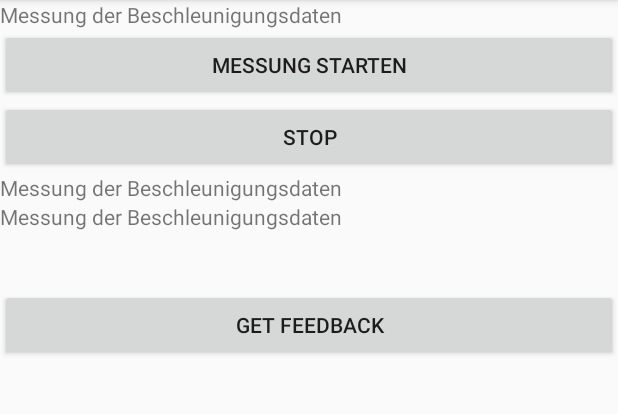
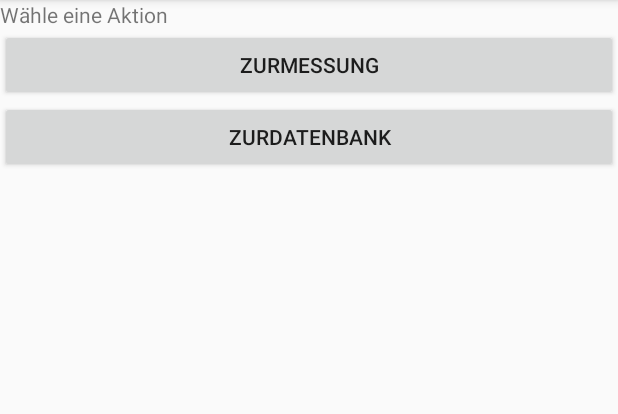
Before and after one commit to Jb-ecks/MUF_Abgabe, an Android app: the screen it shows after launch (MainActivity), on a phone screen of 412 x 824 dp, the part 84-498 px from its top. Run offline under Robolectric (Android 15) with nearby library versions, the phone set to English and light mode, and no system bars.

Commit message:
"Datenbank aufgestellt nicht angebunden"

```diff
--- a/app/src/main/java/com/example/muf_projekt_v1/Sensor/SensorData.java
+++ b/app/src/main/java/com/example/muf_projekt_v1/Sensor/SensorData.java
@@ -3,6 +3,7 @@ package com.example.muf_projekt_v1.Sensor;
 import android.hardware.Sensor;
 
 public class SensorData {
+
     private Sensor sensor;
     private float x;
     private float y;
--- a/app/src/main/java/com/example/muf_projekt_v1/Sensor/Speicher.java
+++ b/app/src/main/java/com/example/muf_projekt_v1/Sensor/Speicher.java
@@ -5,7 +5,7 @@ import androidx.room.Entity;
 import androidx.room.PrimaryKey;
 
 //wussten nicht wie wir eine Liste selber erstellen und mit der klasse konnten wir das ansonsten überflüssig
-@Entity(tableName="Messung")
+@Entity(tableName="messung")
 public class Speicher {
     @PrimaryKey
     private String messungname;
--- /dev/null
+++ b/app/src/main/java/com/example/muf_projekt_v1/fragment/FragmentBeginn.java
@@ -0,0 +1,40 @@
+package com.example.muf_projekt_v1.fragment;
+
+import android.os.Bundle;
+import android.view.LayoutInflater;
+import android.view.View;
+import android.view.ViewGroup;
+import android.widget.EditText;
+import android.widget.TextView;
+
+import androidx.annotation.NonNull;
+import androidx.annotation.Nullable;
+import androidx.fragment.app.Fragment;
+import androidx.navigation.Navigation;
+
+import com.example.muf_projekt_v1.R;
+
+public class FragmentBeginn extends Fragment {
+
+    @Nullable
+    @Override
+    public View onCreateView(@NonNull LayoutInflater inflater, @Nullable ViewGroup container, @Nullable Bundle savedInstanceState) {
+
+        View view = inflater.inflate(R.layout.fragment_beginn,container,false);
+        return view;
+        //USerViewModel...
+    }
+
+    @Override
+    public void onViewCreated(@NonNull View view, @Nullable Bundle savedInstanceState) {
+
+        final EditText messungname = view.findViewById(R.id.mesungNameEdit);
+
+        view.findViewById(R.id.submitMessung).setOnClickListener(new View.OnClickListener() {
+            @Override
+            public void onClick(View v) {
+                Navigation.findNavController(view).navigate(R.id.action_beginnfragment_to_firstfragment);
+            }
+        });
+    }
+}
--- /dev/null
+++ b/app/src/main/res/layout/fragment_beginn.xml
@@ -0,0 +1,25 @@
+<?xml version="1.0" encoding="utf-8"?>
+<LinearLayout xmlns:android="http://schemas.android.com/apk/res/android"
+    android:orientation="vertical" android:layout_width="match_parent"
+    android:layout_height="match_parent">
+
+    <TextView
+
+        android:layout_width="match_parent"
+        android:layout_height="wrap_content"
+        android:id="@+id/headerBeginnFragment"
+        android:text="Wähle eine Aktion"/>
+
+
+    <Button
+        android:id="@+id/submitMessung"
+        android:layout_width="match_parent"
+        android:layout_height="wrap_content"
+        android:text="zurMessung" />
+
+    <Button
+        android:layout_width="match_parent"
+        android:layout_height="wrap_content"
+        android:id="@+id/submitDatenbank"
+        android:text="zurDatenbank"/>
+</LinearLayout>
--- a/app/src/main/res/layout/fragment_start.xml
+++ b/app/src/main/res/layout/fragment_start.xml
@@ -12,6 +12,11 @@
         android:layout_height="wrap_content"
         android:text="@string/headerLable" />
 
+    <EditText
+        android:layout_width="match_parent"
+        android:layout_height="wrap_content"
+        android:id="@+id/mesungNameEdit"
+        android:hint="Mesungname"/>
 
     <Button
         android:id="@+id/startbutton"
--- a/app/src/main/res/navigation/navigationfragments.xml
+++ b/app/src/main/res/navigation/navigationfragments.xml
@@ -3,7 +3,18 @@
     xmlns:app="http://schemas.android.com/apk/res-auto"
     xmlns:tools="http://schemas.android.com/tools"
     android:id="@+id/navigationfragments"
-    app:startDestination="@id/firstfragment">
+    app:startDestination="@id/beginnfragment">
+
+    <fragment
+        android:id="@+id/beginnfragment"
+        tools:layout="@layout/fragment_beginn"
+        android:name="com.example.muf_projekt_v1.fragment.FragmentBeginn"
+        android:label="BeginnFragment" >
+
+        <action
+            android:id="@+id/action_beginnfragment_to_firstfragment"
+            app:destination="@id/firstfragment" />
+    </fragment>
 
     <fragment
         android:id="@+id/firstfragment"
--- a/app/src/main/res/values/strings.xml
+++ b/app/src/main/res/values/strings.xml
@@ -4,4 +4,6 @@
     <string name="startButton">Messung Starten</string>
     <string name="stopButton">Stop</string>
     <string name="feedbackButton">get Feedback</string>
+    <string name="messungnameButton">Messungname speichern</string>
+    <string name="messungNameEingabe">messungname</string>
 </resources>
```
Also changed, not shown: app/src/main/java/com/example/muf_projekt_v1/dao/SensorDao.java (+7 -7 lines), app/src/main/java/com/example/muf_projekt_v1/datenbank/MUFAplication.java (added, +17 -0 lines), app/src/main/java/com/example/muf_projekt_v1/datenbank/MUFDatabase.java (added, +13 -0 lines), app/src/main/java/com/example/muf_projekt_v1/viewmodell/BaseViewModel.java (added, +16 -0 lines), app/src/main/java/com/example/muf_projekt_v1/viewmodell/SensorViewModel.java (added, +63 -0 lines).
